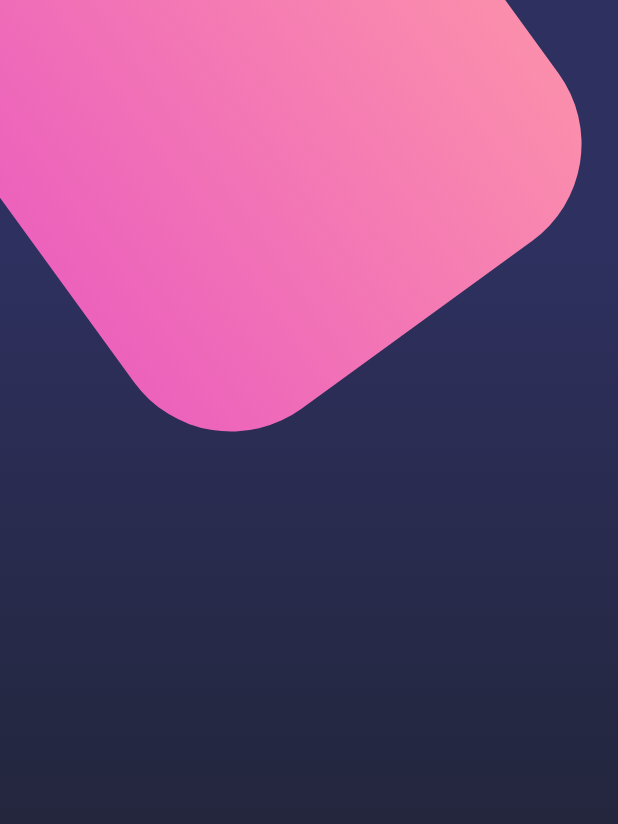
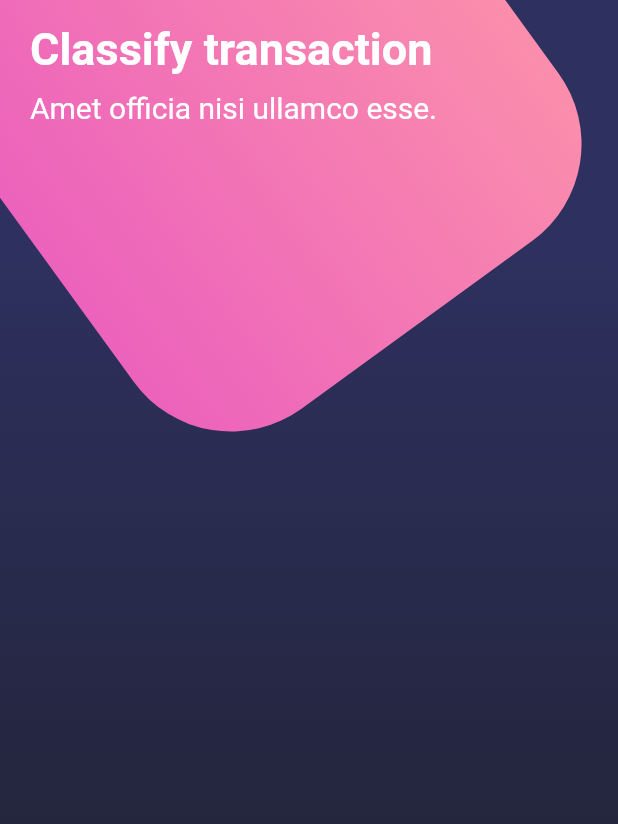
Before and after one commit to MarcosCM2000/disenos_flutter_app, a Flutter app: the screen it shows after launch, on a phone screen of 412 x 824 dp. Shown: the top 824 px of the screen. Run offline on Flutter 3.47's test engine with Material 2 defaults, Android fonts, the light colour scheme and no system bars.

Commit message:
status bar y titulos

```diff
--- a/lib/main.dart
+++ b/lib/main.dart
@@ -1,7 +1,8 @@
+import 'package:flutter/material.dart';
+import 'package:flutter/services.dart';
 import 'package:disenos_flutter_app/screens/basic_design.dart';
 import 'package:disenos_flutter_app/screens/home_screen.dart';
 import 'package:disenos_flutter_app/screens/scroll_design.dart';
-import 'package:flutter/material.dart';
 
 void main() => runApp(const MyApp());
 
@@ -10,6 +11,7 @@ class MyApp extends StatelessWidget {
 
   @override
   Widget build(BuildContext context) {
+    SystemChrome.setSystemUIOverlayStyle(SystemUiOverlayStyle.light);
     return MaterialApp(
       debugShowCheckedModeBanner: false,
       title: 'Material app',
--- a/lib/screens/home_screen.dart
+++ b/lib/screens/home_screen.dart
@@ -1,5 +1,7 @@
 import 'package:flutter/material.dart';
+
 import 'package:disenos_flutter_app/widgets/background.dart';
+import 'package:disenos_flutter_app/widgets/page_title.dart';
 
 class HomeScreen extends StatelessWidget {
   const HomeScreen({Key? key}) : super(key: key);
@@ -7,7 +9,25 @@ class HomeScreen extends StatelessWidget {
   @override
   Widget build(BuildContext context) {
     return Scaffold(
-      body: Stack(children: [BackGround()]),
+      body: Stack(children: [BackGround(), _HomeBody()]),
     );
   }
 }
+
+class _HomeBody extends StatelessWidget {
+  const _HomeBody({
+    Key? key,
+  }) : super(key: key);
+
+  @override
+  Widget build(BuildContext context) {
+    return SingleChildScrollView(
+      child: Column(
+        children: const [
+          //  Titulos
+          PageTitle()
+        ],
+      ),
+    );
+  }
+}
--- /dev/null
+++ b/lib/widgets/page_title.dart
@@ -0,0 +1,35 @@
+import 'package:flutter/material.dart';
+
+class PageTitle extends StatelessWidget {
+  const PageTitle({Key? key}) : super(key: key);
+
+  @override
+  Widget build(BuildContext context) {
+    return SafeArea(
+      bottom: false,
+      child: Container(
+        margin: const EdgeInsets.symmetric(horizontal: 20),
+        child: Column(
+          crossAxisAlignment: CrossAxisAlignment.start,
+          children: const [
+            SizedBox(
+              height: 15,
+            ),
+            Text(
+              'Classify transaction',
+              style: TextStyle(
+                  color: Colors.white,
+                  fontSize: 30,
+                  fontWeight: FontWeight.bold),
+            ),
+            SizedBox(height: 10),
+            Text(
+              'Amet officia nisi ullamco esse.',
+              style: TextStyle(color: Colors.white, fontSize: 20),
+            ),
+          ],
+        ),
+      ),
+    );
+  }
+}
```
